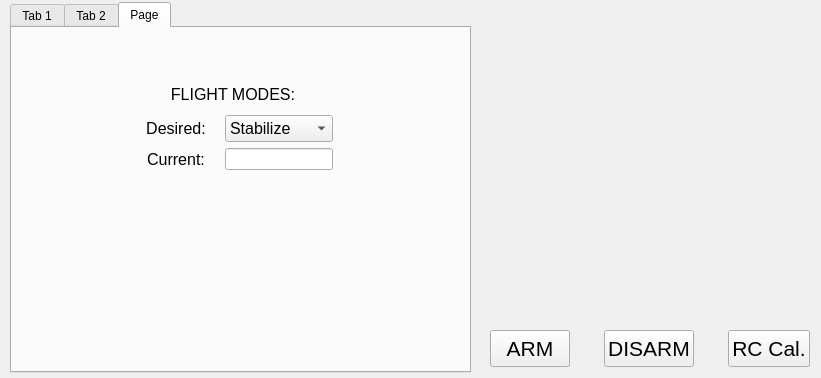
Above: ProjectSource/SwarmGUI/vehicledatadisplay.ui from majorpr13/SwarmingVehicles before the change. Below: the same form after it.
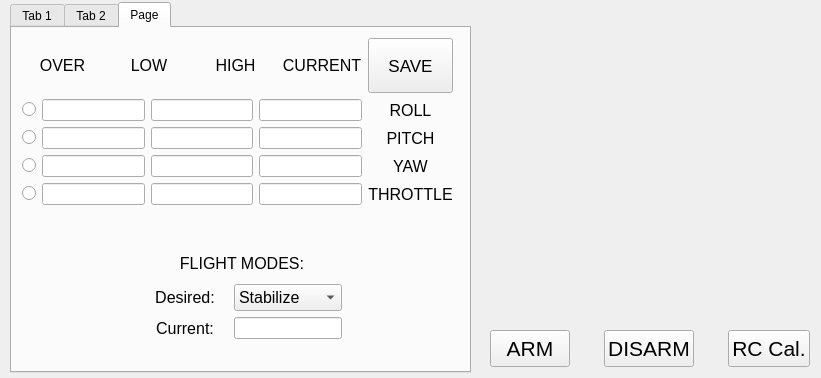
That is the form after the change. Custom widgets are drawn as their Qt base class.

The edit to the form file:
```diff
--- a/ProjectSource/SwarmGUI/vehicledatadisplay.ui
+++ b/ProjectSource/SwarmGUI/vehicledatadisplay.ui
@@ -176,15 +176,18 @@
     <attribute name="title">
      <string>Tab 2</string>
     </attribute>
-    <widget class="QLabel" name="label_15">
+    <widget class="QWidget" name="">
      <property name="geometry">
       <rect>
-       <x>30</x>
-       <y>220</y>
-       <width>65</width>
-       <height>19</height>
+       <x>180</x>
+       <y>10</y>
+       <width>271</width>
+       <height>211</height>
       </rect>
      </property>
+     <layout class="QGridLayout" name="gridLayout_11">
+      <item row="0" column="0">
+       <widget class="QLabel" name="label_12">
      <property name="sizePolicy">
       <sizepolicy hsizetype="Expanding" vsizetype="Expanding">
        <horstretch>0</horstretch>
@@ -197,50 +200,20 @@
       </font>
      </property>
      <property name="text">
-      <string>Altitude:</string>
+         <string>POSITIONING:</string>
      </property>
      <property name="alignment">
       <set>Qt::AlignCenter</set>
      </property>
     </widget>
-    <widget class="QLCDNumber" name="lcdNumber_Alt">
-     <property name="geometry">
-      <rect>
-       <x>30</x>
-       <y>245</y>
-       <width>46</width>
-       <height>23</height>
-      </rect>
-     </property>
-     <property name="sizePolicy">
-      <sizepolicy hsizetype="Expanding" vsizetype="Expanding">
-       <horstretch>0</horstretch>
-       <verstretch>0</verstretch>
-      </sizepolicy>
-     </property>
-     <property name="font">
-      <font>
-       <weight>75</weight>
-       <bold>true</bold>
-      </font>
-     </property>
-     <property name="numDigits">
-      <number>3</number>
-     </property>
-    </widget>
-    <widget class="QWidget" name="layoutWidget">
-     <property name="geometry">
-      <rect>
-       <x>169</x>
-       <y>69</y>
-       <width>194</width>
-       <height>168</height>
-      </rect>
-     </property>
-     <layout class="QVBoxLayout" name="verticalLayout">
-      <item>
+      </item>
+      <item row="1" column="0">
+       <layout class="QGridLayout" name="gridLayout_9">
+        <item row="0" column="0">
        <layout class="QGridLayout" name="gridLayout_5">
         <item row="0" column="0">
+           <layout class="QHBoxLayout" name="horizontalLayout_7">
+            <item>
          <widget class="QLabel" name="label_13">
           <property name="sizePolicy">
            <sizepolicy hsizetype="Expanding" vsizetype="Expanding">
@@ -261,26 +234,7 @@
           </property>
          </widget>
         </item>
-        <item row="1" column="1">
-         <widget class="QLCDNumber" name="lcdNumber_Lon">
-          <property name="sizePolicy">
-           <sizepolicy hsizetype="Expanding" vsizetype="Expanding">
-            <horstretch>0</horstretch>
-            <verstretch>0</verstretch>
-           </sizepolicy>
-          </property>
-          <property name="font">
-           <font>
-            <weight>75</weight>
-            <bold>true</bold>
-           </font>
-          </property>
-          <property name="digitCount">
-           <number>8</number>
-          </property>
-         </widget>
-        </item>
-        <item row="0" column="1">
+            <item>
          <widget class="QLabel" name="label_14">
           <property name="sizePolicy">
            <sizepolicy hsizetype="Expanding" vsizetype="Expanding">
@@ -301,33 +255,39 @@
           </property>
          </widget>
         </item>
+           </layout>
+          </item>
         <item row="1" column="0">
-         <widget class="QLCDNumber" name="lcdNumber_Lat">
-          <property name="sizePolicy">
-           <sizepolicy hsizetype="Expanding" vsizetype="Expanding">
-            <horstretch>0</horstretch>
-            <verstretch>0</verstretch>
-           </sizepolicy>
-          </property>
-          <property name="font">
-           <font>
-            <weight>75</weight>
-            <bold>true</bold>
-           </font>
-          </property>
-          <property name="digitCount">
-           <number>8</number>
-          </property>
+           <layout class="QHBoxLayout" name="horizontalLayout_2">
+            <item>
+             <widget class="QLineEdit" name="lineEdit_Latitude">
+              <property name="alignment">
+               <set>Qt::AlignCenter</set>
+              </property>
+              <property name="readOnly">
+               <bool>true</bool>
+              </property>
+             </widget>
+            </item>
+            <item>
+             <widget class="QLineEdit" name="lineEdit_Longitude">
+              <property name="alignment">
+               <set>Qt::AlignCenter</set>
+              </property>
+              <property name="readOnly">
+               <bool>true</bool>
+              </property>
          </widget>
         </item>
        </layout>
       </item>
-      <item>
-       <layout class="QGridLayout" name="gridLayout_11">
-        <property name="sizeConstraint">
-         <enum>QLayout::SetMaximumSize</enum>
-        </property>
+         </layout>
+        </item>
+        <item row="1" column="0">
+         <layout class="QGridLayout" name="gridLayout_7">
         <item row="0" column="0">
+           <layout class="QHBoxLayout" name="horizontalLayout_5">
+            <item>
          <widget class="QLabel" name="label_18">
           <property name="sizePolicy">
            <sizepolicy hsizetype="Expanding" vsizetype="Expanding">
@@ -348,7 +308,7 @@
           </property>
          </widget>
         </item>
-        <item row="0" column="1">
+            <item>
          <widget class="QLabel" name="label_19">
           <property name="sizePolicy">
            <sizepolicy hsizetype="Expanding" vsizetype="Expanding">
@@ -369,59 +329,39 @@
           </property>
          </widget>
         </item>
-        <item row="1" column="0" colspan="2">
+           </layout>
+          </item>
+          <item row="1" column="0">
+           <layout class="QHBoxLayout" name="horizontalLayout_3">
+            <item>
+             <widget class="QLineEdit" name="lineEdit_CurrentX">
+              <property name="alignment">
+               <set>Qt::AlignCenter</set>
+              </property>
+              <property name="readOnly">
+               <bool>true</bool>
+              </property>
+             </widget>
+            </item>
+            <item>
+             <widget class="QLineEdit" name="lineEdit_CurrentY">
+              <property name="alignment">
+               <set>Qt::AlignCenter</set>
+              </property>
+              <property name="readOnly">
+               <bool>true</bool>
+              </property>
+             </widget>
+            </item>
+           </layout>
+          </item>
+         </layout>
+        </item>
+        <item row="2" column="0">
+         <layout class="QGridLayout" name="gridLayout_8">
+          <item row="0" column="0">
          <layout class="QHBoxLayout" name="horizontalLayout_6">
           <item>
-           <widget class="QLCDNumber" name="lcdNumber_PosCurX">
-            <property name="sizePolicy">
-             <sizepolicy hsizetype="Expanding" vsizetype="Expanding">
-              <horstretch>0</horstretch>
-              <verstretch>0</verstretch>
-             </sizepolicy>
-            </property>
-           </widget>
-          </item>
-          <item>
-           <widget class="QLCDNumber" name="lcdNumber_PosCurY">
-            <property name="sizePolicy">
-             <sizepolicy hsizetype="Expanding" vsizetype="Expanding">
-              <horstretch>0</horstretch>
-              <verstretch>0</verstretch>
-             </sizepolicy>
-            </property>
-           </widget>
-          </item>
-         </layout>
-        </item>
-       </layout>
-      </item>
-      <item>
-       <layout class="QGridLayout" name="gridLayout_10">
-        <property name="sizeConstraint">
-         <enum>QLayout::SetMaximumSize</enum>
-        </property>
-        <item row="0" column="1">
-         <widget class="QLabel" name="label_16">
-          <property name="sizePolicy">
-           <sizepolicy hsizetype="Expanding" vsizetype="Expanding">
-            <horstretch>0</horstretch>
-            <verstretch>0</verstretch>
-           </sizepolicy>
-          </property>
-          <property name="font">
-           <font>
-            <pointsize>12</pointsize>
-           </font>
-          </property>
-          <property name="text">
-           <string>Command Y:</string>
-          </property>
-          <property name="alignment">
-           <set>Qt::AlignCenter</set>
-          </property>
-         </widget>
-        </item>
-        <item row="0" column="0">
          <widget class="QLabel" name="label_17">
           <property name="sizePolicy">
            <sizepolicy hsizetype="Expanding" vsizetype="Expanding">
@@ -442,43 +382,71 @@
           </property>
          </widget>
         </item>
-        <item row="1" column="0" colspan="2">
-         <layout class="QHBoxLayout" name="horizontalLayout_5">
           <item>
-           <widget class="QLCDNumber" name="lcdNumber_PosComX">
+             <widget class="QLabel" name="label_16">
             <property name="sizePolicy">
              <sizepolicy hsizetype="Expanding" vsizetype="Expanding">
               <horstretch>0</horstretch>
               <verstretch>0</verstretch>
              </sizepolicy>
             </property>
-           </widget>
-          </item>
+              <property name="font">
+               <font>
+                <pointsize>12</pointsize>
+               </font>
+              </property>
+              <property name="text">
+               <string>Command Y:</string>
+              </property>
+              <property name="alignment">
+               <set>Qt::AlignCenter</set>
+              </property>
+             </widget>
+            </item>
+           </layout>
+          </item>
+          <item row="1" column="0">
+           <layout class="QHBoxLayout" name="horizontalLayout_4">
           <item>
-           <widget class="QLCDNumber" name="lcdNumber_PosComY">
-            <property name="sizePolicy">
-             <sizepolicy hsizetype="Expanding" vsizetype="Expanding">
-              <horstretch>0</horstretch>
-              <verstretch>0</verstretch>
-             </sizepolicy>
-            </property>
-           </widget>
-          </item>
+             <widget class="QLineEdit" name="lineEdit_CommandX">
+              <property name="alignment">
+               <set>Qt::AlignCenter</set>
+              </property>
+              <property name="readOnly">
+               <bool>true</bool>
+              </property>
+             </widget>
+            </item>
+            <item>
+             <widget class="QLineEdit" name="lineEdit_CommandY">
+              <property name="alignment">
+               <set>Qt::AlignCenter</set>
+              </property>
+              <property name="readOnly">
+               <bool>true</bool>
+              </property>
+             </widget>
+            </item>
          </layout>
         </item>
        </layout>
       </item>
      </layout>
+      </item>
+     </layout>
     </widget>
-    <widget class="QLabel" name="label_12">
+    <widget class="QWidget" name="">
      <property name="geometry">
       <rect>
-       <x>220</x>
-       <y>50</y>
-       <width>104</width>
-       <height>19</height>
+       <x>20</x>
+       <y>20</y>
+       <width>131</width>
+       <height>54</height>
       </rect>
      </property>
+     <layout class="QVBoxLayout" name="verticalLayout_3">
+      <item>
+       <widget class="QLabel" name="label_15">
      <property name="sizePolicy">
       <sizepolicy hsizetype="Expanding" vsizetype="Expanding">
        <horstretch>0</horstretch>
@@ -491,11 +459,24 @@
       </font>
      </property>
      <property name="text">
-      <string>POSITIONING:</string>
+         <string>Relative Altitude:</string>
      </property>
      <property name="alignment">
       <set>Qt::AlignCenter</set>
      </property>
+       </widget>
+      </item>
+      <item>
+       <widget class="QLineEdit" name="lineEdit_relativeAlt">
+        <property name="alignment">
+         <set>Qt::AlignCenter</set>
+        </property>
+        <property name="readOnly">
+         <bool>true</bool>
+        </property>
+       </widget>
+      </item>
+     </layout>
     </widget>
    </widget>
    <widget class="QWidget" name="tab_3">
@@ -505,8 +486,8 @@
     <widget class="QWidget" name="layoutWidget">
      <property name="geometry">
       <rect>
-       <x>121</x>
-       <y>51</y>
+       <x>130</x>
+       <y>220</y>
        <width>200</width>
        <height>91</height>
       </rect>
@@ -649,9 +630,367 @@
       </item>
      </layout>
     </widget>
-   </widget>
-  </widget>
   <widget class="QWidget" name="">
+     <property name="geometry">
+      <rect>
+       <x>10</x>
+       <y>10</y>
+       <width>431</width>
+       <height>167</height>
+      </rect>
+     </property>
+     <layout class="QGridLayout" name="gridLayout_10">
+      <item row="0" column="0">
+       <layout class="QHBoxLayout" name="horizontalLayout_8">
+        <item>
+         <widget class="QLabel" name="label_32">
+          <property name="sizePolicy">
+           <sizepolicy hsizetype="Expanding" vsizetype="Expanding">
+            <horstretch>0</horstretch>
+            <verstretch>0</verstretch>
+           </sizepolicy>
+          </property>
+          <property name="font">
+           <font>
+            <pointsize>12</pointsize>
+           </font>
+          </property>
+          <property name="text">
+           <string>OVER</string>
+          </property>
+          <property name="alignment">
+           <set>Qt::AlignCenter</set>
+          </property>
+         </widget>
+        </item>
+        <item>
+         <widget class="QLabel" name="label_29">
+          <property name="sizePolicy">
+           <sizepolicy hsizetype="Expanding" vsizetype="Expanding">
+            <horstretch>0</horstretch>
+            <verstretch>0</verstretch>
+           </sizepolicy>
+          </property>
+          <property name="font">
+           <font>
+            <pointsize>12</pointsize>
+           </font>
+          </property>
+          <property name="text">
+           <string>LOW</string>
+          </property>
+          <property name="alignment">
+           <set>Qt::AlignCenter</set>
+          </property>
+         </widget>
+        </item>
+        <item>
+         <widget class="QLabel" name="label_30">
+          <property name="sizePolicy">
+           <sizepolicy hsizetype="Expanding" vsizetype="Expanding">
+            <horstretch>0</horstretch>
+            <verstretch>0</verstretch>
+           </sizepolicy>
+          </property>
+          <property name="font">
+           <font>
+            <pointsize>12</pointsize>
+           </font>
+          </property>
+          <property name="text">
+           <string>HIGH</string>
+          </property>
+          <property name="alignment">
+           <set>Qt::AlignCenter</set>
+          </property>
+         </widget>
+        </item>
+        <item>
+         <widget class="QLabel" name="label_31">
+          <property name="sizePolicy">
+           <sizepolicy hsizetype="Expanding" vsizetype="Expanding">
+            <horstretch>0</horstretch>
+            <verstretch>0</verstretch>
+           </sizepolicy>
+          </property>
+          <property name="font">
+           <font>
+            <pointsize>12</pointsize>
+           </font>
+          </property>
+          <property name="text">
+           <string>CURRENT</string>
+          </property>
+          <property name="alignment">
+           <set>Qt::AlignCenter</set>
+          </property>
+         </widget>
+        </item>
+       </layout>
+      </item>
+      <item row="0" column="1">
+       <widget class="QPushButton" name="pushButton_ARM_2">
+        <property name="sizePolicy">
+         <sizepolicy hsizetype="Expanding" vsizetype="Expanding">
+          <horstretch>0</horstretch>
+          <verstretch>0</verstretch>
+         </sizepolicy>
+        </property>
+        <property name="font">
+         <font>
+          <pointsize>13</pointsize>
+         </font>
+        </property>
+        <property name="text">
+         <string>SAVE</string>
+        </property>
+       </widget>
+      </item>
+      <item row="1" column="0">
+       <layout class="QGridLayout" name="gridLayout">
+        <item row="0" column="0">
+         <widget class="QRadioButton" name="radioButton_RollOverride">
+          <property name="text">
+           <string/>
+          </property>
+         </widget>
+        </item>
+        <item row="0" column="1">
+         <widget class="QLineEdit" name="lineEdit_RollLow">
+          <property name="alignment">
+           <set>Qt::AlignCenter</set>
+          </property>
+          <property name="readOnly">
+           <bool>true</bool>
+          </property>
+         </widget>
+        </item>
+        <item row="0" column="2">
+         <widget class="QLineEdit" name="lineEdit_RollHigh">
+          <property name="alignment">
+           <set>Qt::AlignCenter</set>
+          </property>
+          <property name="readOnly">
+           <bool>true</bool>
+          </property>
+         </widget>
+        </item>
+        <item row="0" column="3">
+         <widget class="QLineEdit" name="lineEdit_RollCurrent">
+          <property name="alignment">
+           <set>Qt::AlignCenter</set>
+          </property>
+          <property name="readOnly">
+           <bool>true</bool>
+          </property>
+         </widget>
+        </item>
+        <item row="1" column="0">
+         <widget class="QRadioButton" name="radioButton_PitchOverride">
+          <property name="text">
+           <string/>
+          </property>
+         </widget>
+        </item>
+        <item row="1" column="1">
+         <widget class="QLineEdit" name="lineEdit_PitchLow">
+          <property name="alignment">
+           <set>Qt::AlignCenter</set>
+          </property>
+          <property name="readOnly">
+           <bool>true</bool>
+          </property>
+         </widget>
+        </item>
+        <item row="1" column="2">
+         <widget class="QLineEdit" name="lineEdit_PitchHigh">
+          <property name="alignment">
+           <set>Qt::AlignCenter</set>
+          </property>
+          <property name="readOnly">
+           <bool>true</bool>
+          </property>
+         </widget>
+        </item>
+        <item row="1" column="3">
+         <widget class="QLineEdit" name="lineEdit_PitchCurrent">
+          <property name="alignment">
+           <set>Qt::AlignCenter</set>
+          </property>
+          <property name="readOnly">
+           <bool>true</bool>
+          </property>
+         </widget>
+        </item>
+        <item row="2" column="0">
+         <widget class="QRadioButton" name="radioButton_YawOverride">
+          <property name="text">
+           <string/>
+          </property>
+         </widget>
+        </item>
+        <item row="2" column="1">
+         <widget class="QLineEdit" name="lineEdit_YawLow">
+          <property name="alignment">
+           <set>Qt::AlignCenter</set>
+          </property>
+          <property name="readOnly">
+           <bool>true</bool>
+          </property>
+         </widget>
+        </item>
+        <item row="2" column="2">
+         <widget class="QLineEdit" name="lineEdit_YawHigh">
+          <property name="alignment">
+           <set>Qt::AlignCenter</set>
+          </property>
+          <property name="readOnly">
+           <bool>true</bool>
+          </property>
+         </widget>
+        </item>
+        <item row="2" column="3">
+         <widget class="QLineEdit" name="lineEdit_YawCurrent">
+          <property name="alignment">
+           <set>Qt::AlignCenter</set>
+          </property>
+          <property name="readOnly">
+           <bool>true</bool>
+          </property>
+         </widget>
+        </item>
+        <item row="3" column="0">
+         <widget class="QRadioButton" name="radioButton_ThrottleOverride">
+          <property name="text">
+           <string/>
+          </property>
+         </widget>
+        </item>
+        <item row="3" column="1">
+         <widget class="QLineEdit" name="lineEdit_ThrottleLow">
+          <property name="alignment">
+           <set>Qt::AlignCenter</set>
+          </property>
+          <property name="readOnly">
+           <bool>true</bool>
+          </property>
+         </widget>
+        </item>
+        <item row="3" column="2">
+         <widget class="QLineEdit" name="lineEdit_ThrottleHigh">
+          <property name="alignment">
+           <set>Qt::AlignCenter</set>
+          </property>
+          <property name="readOnly">
+           <bool>true</bool>
+          </property>
+         </widget>
+        </item>
+        <item row="3" column="3">
+         <widget class="QLineEdit" name="lineEdit_ThrottleCurrent">
+          <property name="alignment">
+           <set>Qt::AlignCenter</set>
+          </property>
+          <property name="readOnly">
+           <bool>true</bool>
+          </property>
+         </widget>
+        </item>
+       </layout>
+      </item>
+      <item row="1" column="1">
+       <layout class="QVBoxLayout" name="verticalLayout">
+        <item>
+         <widget class="QLabel" name="label_28">
+          <property name="sizePolicy">
+           <sizepolicy hsizetype="Expanding" vsizetype="Expanding">
+            <horstretch>0</horstretch>
+            <verstretch>0</verstretch>
+           </sizepolicy>
+          </property>
+          <property name="font">
+           <font>
+            <pointsize>12</pointsize>
+           </font>
+          </property>
+          <property name="text">
+           <string>ROLL</string>
+          </property>
+          <property name="alignment">
+           <set>Qt::AlignCenter</set>
+          </property>
+         </widget>
+        </item>
+        <item>
+         <widget class="QLabel" name="label_27">
+          <property name="sizePolicy">
+           <sizepolicy hsizetype="Expanding" vsizetype="Expanding">
+            <horstretch>0</horstretch>
+            <verstretch>0</verstretch>
+           </sizepolicy>
+          </property>
+          <property name="font">
+           <font>
+            <pointsize>12</pointsize>
+           </font>
+          </property>
+          <property name="text">
+           <string>PITCH</string>
+          </property>
+          <property name="alignment">
+           <set>Qt::AlignCenter</set>
+          </property>
+         </widget>
+        </item>
+        <item>
+         <widget class="QLabel" name="label_26">
+          <property name="sizePolicy">
+           <sizepolicy hsizetype="Expanding" vsizetype="Expanding">
+            <horstretch>0</horstretch>
+            <verstretch>0</verstretch>
+           </sizepolicy>
+          </property>
+          <property name="font">
+           <font>
+            <pointsize>12</pointsize>
+           </font>
+          </property>
+          <property name="text">
+           <string>YAW</string>
+          </property>
+          <property name="alignment">
+           <set>Qt::AlignCenter</set>
+          </property>
+         </widget>
+        </item>
+        <item>
+         <widget class="QLabel" name="label_25">
+          <property name="sizePolicy">
+           <sizepolicy hsizetype="Expanding" vsizetype="Expanding">
+            <horstretch>0</horstretch>
+            <verstretch>0</verstretch>
+           </sizepolicy>
+          </property>
+          <property name="font">
+           <font>
+            <pointsize>12</pointsize>
+           </font>
+          </property>
+          <property name="text">
+           <string>THROTTLE</string>
+          </property>
+          <property name="alignment">
+           <set>Qt::AlignCenter</set>
+          </property>
+         </widget>
+        </item>
+       </layout>
+      </item>
+     </layout>
+    </widget>
+   </widget>
+  </widget>
+  <widget class="QWidget" name="layoutWidget">
    <property name="geometry">
     <rect>
      <x>490</x>
@@ -746,8 +1085,6 @@
   <zorder>layoutWidget</zorder>
   <zorder>widget_MainFlightInstrument</zorder>
   <zorder>tabWidget</zorder>
-  <zorder>pushButton_Cal</zorder>
-  <zorder>horizontalSpacer_5</zorder>
  </widget>
  <customwidgets>
   <customwidget>
```
Lines whose indentation alone changed are shown as unchanged.
